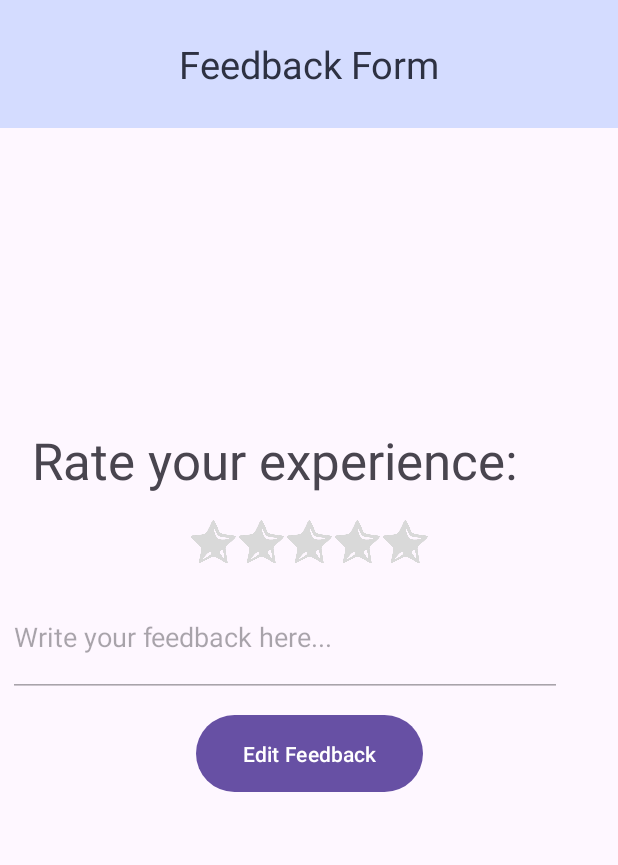
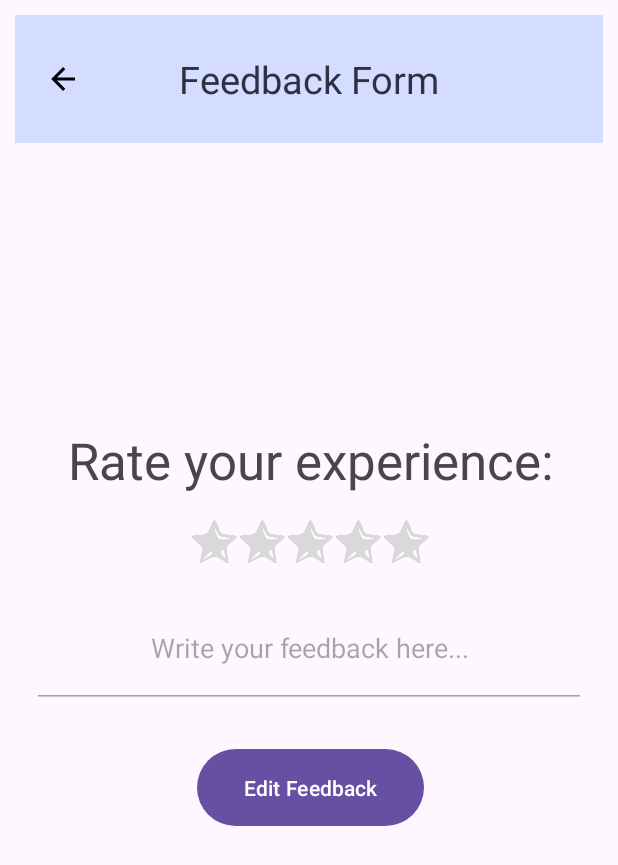
Before and after one commit to CMPUT301F24rocket/rocket-launch, an Android app: the layout fragment_feedback_form.xml on its own in the app's theme, with its tools: preview values and no code run, on a phone screen of 412 x 824 dp. Shown: the top 865 px of the screen. Run offline under Robolectric (Android 15) with nearby library versions, the phone set to English and light mode, and no system bars.

Commit message:
fixed some UI details

```diff
--- a/app/src/main/res/layout/fragment_created_event_details.xml
+++ b/app/src/main/res/layout/fragment_created_event_details.xml
@@ -75,6 +75,8 @@
     <ImageButton
         android:id="@+id/organizer_event_details_back_button"
         style="@style/ArrowLeftButtonStyle"
-        tools:layout_editor_absoluteX="21dp"
-        tools:layout_editor_absoluteY="100dp" />
+        android:backgroundTint="@color/periwinkle"
+        app:layout_constraintTop_toTopOf="@id/organizer_event_details_header"
+        app:layout_constraintBottom_toBottomOf="@id/organizer_event_details_header"
+        app:layout_constraintStart_toStartOf="@id/organizer_event_details_header" />
 </androidx.constraintlayout.widget.ConstraintLayout>
--- a/app/src/main/res/layout/fragment_feedback_form.xml
+++ b/app/src/main/res/layout/fragment_feedback_form.xml
@@ -3,7 +3,8 @@
     xmlns:app="http://schemas.android.com/apk/res-auto"
     xmlns:tools="http://schemas.android.com/tools"
     android:layout_width="match_parent"
-    android:layout_height="match_parent">
+    android:layout_height="match_parent"
+    android:layout_margin="10dp">
 
     <!--User Profile Header-->
     <TextView
@@ -16,6 +17,14 @@
         app:layout_constraintTop_toTopOf="parent">
 
     </TextView>
+
+    <ImageButton
+        android:id="@+id/back_button"
+        style="@style/ArrowLeftButtonStyle"
+        android:backgroundTint="@color/periwinkle"
+        app:layout_constraintTop_toTopOf="@id/user_profile_header"
+        app:layout_constraintBottom_toBottomOf="@id/user_profile_header"
+        app:layout_constraintStart_toStartOf="@id/user_profile_header" />
 
     <LinearLayout
         android:id="@+id/feedback_section"
@@ -34,7 +43,8 @@
             android:padding="16dp"
             android:paddingBottom="8dp"
             android:text="Rate your experience:"
-            android:textSize="34sp" />
+            android:textSize="34sp"
+            android:gravity="center"/>
 
         <LinearLayout
             android:id="@+id/star_rating_layout"
@@ -86,6 +96,8 @@
             android:layout_height="79dp"
             android:layout_marginTop="8dp"
             android:enabled="false"
+            android:layout_margin="15dp"
+            android:gravity="center"
             android:hint="Write your feedback here...">
 
         </EditText>
```
Also changed, not shown: app/src/main/java/com/example/rocket_launch/FeedbackFormFragment.java (+13 -0 lines).
